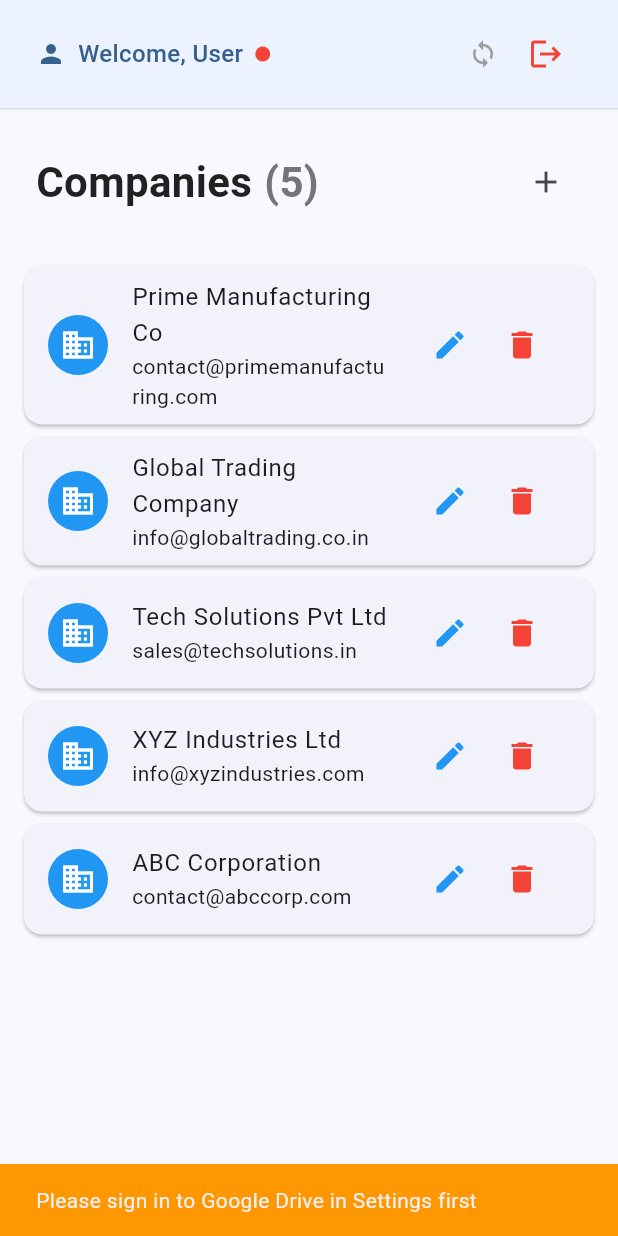
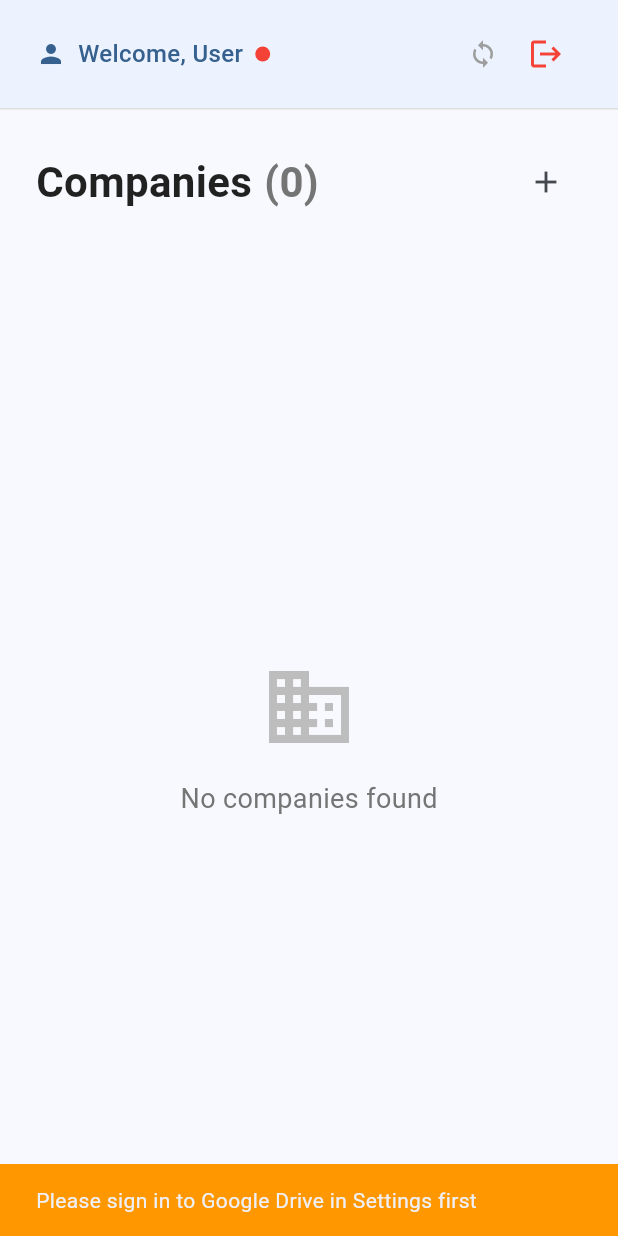
Before and after one commit to biswajeet162/quotation_application, a Flutter app: the CompaniesPage screen opened directly, after a tap on the "sync" icon, on a phone screen of 412 x 824 dp. Run offline on Flutter 3.47's test engine with Material 3 defaults, Android fonts, the phone set to English and light mode, and no system bars; our stand-ins replace csv, file_picker, google_sign_in, googleapis_auth, pdf, sqflite_common_ffi; missing offline and left inert: excel, googleapis; accounts and stored records are empty.

Commit message:
ALL=Good from create quotation both push and pull working nice

```diff
--- a/lib/database/database_helper.dart
+++ b/lib/database/database_helper.dart
@@ -143,9 +143,6 @@ class DatabaseHelper {
 
     // Create default admin user
     await _createDefaultAdmin(db);
-
-    // Insert dummy companies data
-    await _insertDummyCompanies(db);
   }
 
   Future<void> _onUpgrade(Database db, int oldVersion, int newVersion) async {
@@ -238,8 +235,6 @@ class DatabaseHelper {
           createdAt TEXT NOT NULL
         )
       ''');
-      // Insert dummy companies data
-      await _insertDummyCompanies(db);
     }
     if (oldVersion < 6) {
       // Add quotations_history table
@@ -470,59 +465,6 @@ class DatabaseHelper {
     }
   }
 
-  Future<void> _insertDummyCompanies(Database db) async {
-    try {
-      // Check if companies table exists and has data
-      final existingCompanies = await db.query('companies');
-      if (existingCompanies.isNotEmpty) {
-        return; // Don't insert if companies already exist
-      }
-
-      final dummyCompanies = [
-        {
-          'name': 'ABC Corporation',
-          'address': '123 Business Street, Mumbai, Maharashtra 400001',
-          'mobile': '+91 98765 43210',
-          'email': 'contact@abccorp.com',
-          'createdAt': DateTime.now().subtract(const Duration(days: 30)).toIso8601String(),
-        },
-        {
-          'name': 'XYZ Industries Ltd',
-          'address': '456 Industrial Area, Delhi, Delhi 110001',
-          'mobile': '+91 98765 43211',
-          'email': 'info@xyzindustries.com',
-          'createdAt': DateTime.now().subtract(const Duration(days: 25)).toIso8601String(),
-        },
-        {
-          'name': 'Tech Solutions Pvt Ltd',
-          'address': '789 Tech Park, Bangalore, Karnataka 560001',
-          'mobile': '+91 98765 43212',
-          'email': 'sales@techsolutions.in',
-          'createdAt': DateTime.now().subtract(const Duration(days: 20)).toIso8601String(),
-        },
-        {
-          'name': 'Global Trading Company',
-          'address': '321 Trade Center, Chennai, Tamil Nadu 600001',
-          'mobile': '+91 98765 43213',
-          'email': 'info@globaltrading.co.in',
-          'createdAt': DateTime.now().subtract(const Duration(days: 15)).toIso8601String(),
-        },
-        {
-          'name': 'Prime Manufacturing Co',
-          'address': '654 Factory Road, Pune, Maharashtra 411001',
-          'mobile': '+91 98765 43214',
-          'email': 'contact@primemanufacturing.com',
-          'createdAt': DateTime.now().subtract(const Duration(days: 10)).toIso8601String(),
-        },
-      ];
-
-      for (var company in dummyCompanies) {
-        await db.insert('companies', company);
-      }
-    } catch (e) {
-      // Companies might already exist or table doesn't exist yet, ignore error
-    }
-  }
 
   String _hashPassword(String password) {
     final bytes = utf8.encode(password);
--- a/lib/services/google_auth_service.dart
+++ b/lib/services/google_auth_service.dart
@@ -1,5 +1,6 @@
 import 'dart:convert';
 import 'dart:io';
+import 'package:flutter/foundation.dart';
 import 'package:google_sign_in/google_sign_in.dart';
 import 'package:googleapis_auth/auth_io.dart';
 import 'package:googleapis/drive/v3.dart' as drive;
@@ -7,7 +8,7 @@ import 'package:http/http.dart' as http;
 import 'secure_storage_service.dart';
 import 'desktop_oauth_service.dart';
 
-class GoogleAuthService {
+class GoogleAuthService extends ChangeNotifier {
   static final GoogleAuthService instance = GoogleAuthService._init();
   GoogleAuthService._init();
 
@@ -55,6 +56,7 @@ class GoogleAuthService {
           if (!verified) {
             throw Exception('Failed to verify Google Drive access. Please check permissions.');
           }
+          notifyListeners(); // Notify listeners of successful sign-in
           return true;
         }
         return false;
@@ -88,6 +90,7 @@ class GoogleAuthService {
         if (!verified) {
           throw Exception('Failed to verify Google Drive access. Please check permissions.');
         }
+        notifyListeners(); // Notify listeners of successful sign-in
         return true;
       }
     } catch (e) {
@@ -121,7 +124,11 @@ class GoogleAuthService {
         value: _tokenExpiry!.toIso8601String(),
       );
 
-      return await verifyDriveAccess();
+      final verified = await verifyDriveAccess();
+      if (verified) {
+        notifyListeners(); // Notify listeners when silently signed in
+      }
+      return verified;
     } catch (e) {
       return false;
     }
@@ -140,6 +147,7 @@ class GoogleAuthService {
       _currentUser = null;
       _accessToken = null;
       _tokenExpiry = null;
+      notifyListeners(); // Notify listeners of sign-out
     } catch (e) {
       // Ignore errors during sign out
     }
@@ -148,7 +156,12 @@ class GoogleAuthService {
   Future<bool> loadStoredTokens() async {
     try {
       if (Platform.isWindows || Platform.isLinux || Platform.isMacOS) {
-        return await DesktopOAuthService.instance.loadStoredTokens();
+        final result = await DesktopOAuthService.instance.loadStoredTokens();
+        if (result) {
+          _accessToken = DesktopOAuthService.instance.accessToken;
+          notifyListeners(); // Notify listeners when tokens are loaded
+        }
+        return result;
       } else {
         final storedToken = await _storage.read(key: _accessTokenKey);
         final storedExpiry = await _storage.read(key: _expiryKey);
@@ -168,7 +181,11 @@ class GoogleAuthService {
         final account = await _googleSignIn.signInSilently();
         if (account != null) {
           _currentUser = account;
-          return await verifyDriveAccess();
+          final verified = await verifyDriveAccess();
+          if (verified) {
+            notifyListeners(); // Notify listeners when tokens are loaded
+          }
+          return verified;
         }
 
         return false;
@@ -203,6 +220,7 @@ class GoogleAuthService {
         value: _tokenExpiry!.toIso8601String(),
       );
 
+      notifyListeners(); // Notify listeners when token is refreshed
       return true;
     } catch (e) {
       return false;
@@ -211,7 +229,13 @@ class GoogleAuthService {
 
   Future<String?> getValidAccessToken() async {
     if (Platform.isWindows || Platform.isLinux || Platform.isMacOS) {
-      return await DesktopOAuthService.instance.getValidAccessToken();
+      final token = await DesktopOAuthService.instance.getValidAccessToken();
+      // Sync the token from DesktopOAuthService to this service
+      if (token != null && _accessToken != token) {
+        _accessToken = token;
+        notifyListeners(); // Notify if token was refreshed
+      }
+      return token;
     }
 
     if (_accessToken == null || _tokenExpiry == null) {
```
Also changed, not shown: lib/main.dart (+5 -2 lines), lib/pages/settings_page.dart (+13 -1 lines).
